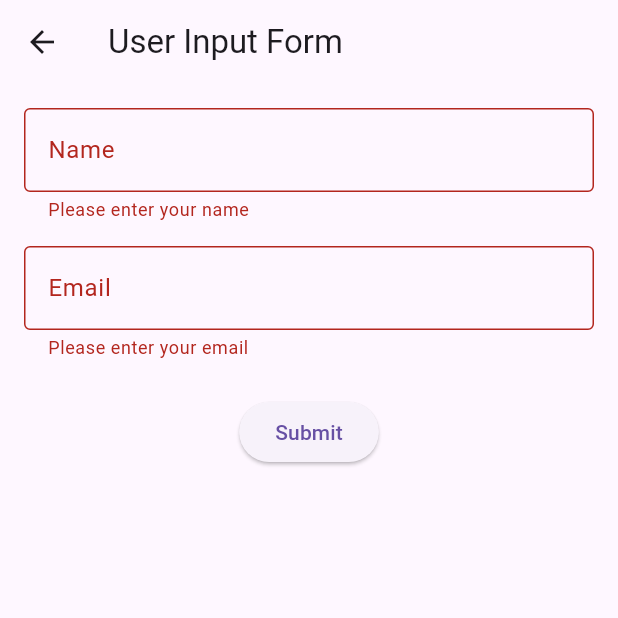
After one commit to kalviumcommunity/tracklancer, a Flutter app: the UserInputForm screen opened by its route, after a tap on "Submit", on a phone screen of 412 x 824 dp, the top half of it. The commit adds this screen. Run offline on Flutter 3.47's test engine with Material 3 defaults, Android fonts, the phone set to English and light mode, and no system bars; our stand-ins replace cloud_firestore, firebase_auth, firebase_core; accounts and stored records are empty.

Commit message:
feat: add user input form with TextFormField validation
- Add UserInputForm screen with name and email TextFormFields

- Implement Form validation with error messages

- Show SnackBar feedback on successful submission

- Register /user-input-form named route in main.dart

```diff
--- a/lib/main.dart
+++ b/lib/main.dart
@@ -5,6 +5,7 @@ import 'screens/home_screen.dart';
 import 'screens/second_screen.dart';
 import 'screens/responsive_layout.dart';
 import 'screens/scrollable_views.dart';
+import 'screens/user_input_form.dart';
 
 void main() async {
   WidgetsFlutterBinding.ensureInitialized();
@@ -28,6 +29,7 @@ class TracklancerApp extends StatelessWidget {
         '/second': (context) => const SecondScreen(),
         '/responsive-layout': (context) => const ResponsiveLayout(),
         '/scrollable-views': (context) => const ScrollableViews(),
+        '/user-input-form': (context) => const UserInputForm(),
       },
     );
   }
--- /dev/null
+++ b/lib/screens/user_input_form.dart
@@ -0,0 +1,109 @@
+import 'package:flutter/material.dart';
+
+/// A screen demonstrating user input collection and validation using
+/// Form, TextFormField, and ElevatedButton with SnackBar feedback.
+class UserInputForm extends StatefulWidget {
+  const UserInputForm({super.key});
+
+  @override
+  State<UserInputForm> createState() => _UserInputFormState();
+}
+
+class _UserInputFormState extends State<UserInputForm> {
+  // GlobalKey uniquely identifies the Form and allows validation.
+  final GlobalKey<FormState> _formKey = GlobalKey<FormState>();
+
+  // Controllers manage the text input values for each field.
+  final TextEditingController _nameController = TextEditingController();
+  final TextEditingController _emailController = TextEditingController();
+
+  @override
+  void dispose() {
+    _nameController.dispose();
+    _emailController.dispose();
+    super.dispose();
+  }
+
+  @override
+  Widget build(BuildContext context) {
+    return Scaffold(
+      appBar: AppBar(
+        title: const Text('User Input Form'),
+      ),
+      body: SafeArea(
+        child: SingleChildScrollView(
+          padding: const EdgeInsets.all(16),
+          // Form widget groups TextFormFields and enables collective validation
+          // via the _formKey.
+          child: Form(
+            key: _formKey,
+            child: Column(
+              crossAxisAlignment: CrossAxisAlignment.stretch,
+              children: [
+                // ---- NAME FIELD ----
+                // TextFormField provides built-in validation through the
+                // validator callback, which runs when _formKey.currentState!.validate()
+                // is called.
+                TextFormField(
+                  controller: _nameController,
+                  decoration: const InputDecoration(
+                    labelText: 'Name',
+                    border: OutlineInputBorder(),
+                  ),
+                  validator: (value) {
+                    if (value == null || value.trim().isEmpty) {
+                      return 'Please enter your name';
+                    }
+                    return null;
+                  },
+                ),
+
+                const SizedBox(height: 16),
+
+                // ---- EMAIL FIELD ----
+                TextFormField(
+                  controller: _emailController,
+                  decoration: const InputDecoration(
+                    labelText: 'Email',
+                    border: OutlineInputBorder(),
+                  ),
+                  keyboardType: TextInputType.emailAddress,
+                  validator: (value) {
+                    if (value == null || value.trim().isEmpty) {
+                      return 'Please enter your email';
+                    }
+                    if (!value.contains('@')) {
+                      return 'Enter a valid email address';
+                    }
+                    return null;
+                  },
+                ),
+
+                const SizedBox(height: 24),
+
+                // ---- SUBMIT BUTTON ----
+                // Calls _formKey.currentState!.validate() to trigger all
+                // TextFormField validators. If every validator returns null
+                // the form is considered valid.
+                Center(
+                  child: ElevatedButton(
+                    onPressed: () {
+                      if (_formKey.currentState!.validate()) {
+                        ScaffoldMessenger.of(context).showSnackBar(
+                          const SnackBar(
+                            content: Text('Form Submitted Successfully!'),
+                          ),
+                        );
+                      }
+                    },
+                    child: const Text('Submit'),
+                  ),
+                ),
+              ],
+            ),
+          ),
+        ),
+      ),
+    );
+  }
+}
```
